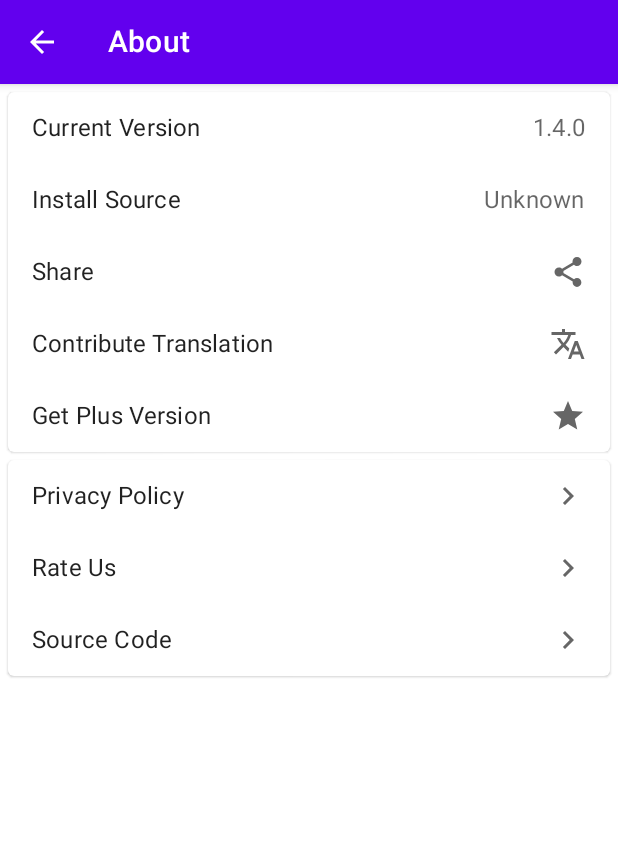
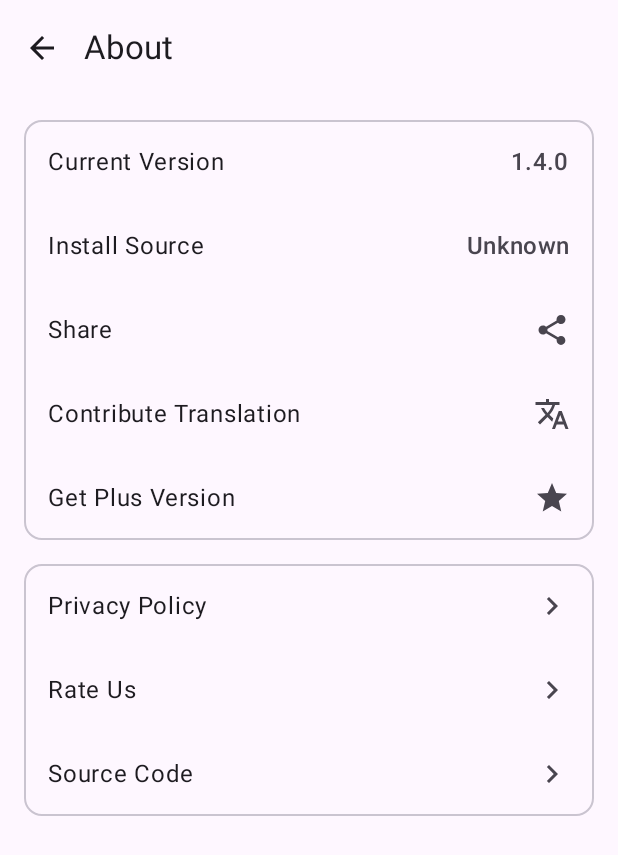
Before and after one commit to BLumia/pineapple-lock-screen, an Android app built with Jetpack Compose: the @Preview function AboutScreenPreview, on a phone screen of 412 x 824 dp. Shown: the top 855 px of the screen. Run offline under Robolectric (Android 15) with nearby library versions, the phone set to English and light mode, and no system bars.

Commit message:
Port to Material 3

```diff
--- a/app/build.gradle
+++ b/app/build.gradle
@@ -99,7 +99,7 @@ android {
 dependencies {
     // Import the Compose BOM
     // BOM to library version mapping: https://developer.android.com/jetpack/compose/bom/bom-mapping
-    def composeBOM = platform('androidx.compose:compose-bom:2024.09.00')
+    def composeBOM = platform('androidx.compose:compose-bom:2024.09.02')
     implementation composeBOM
     androidTestImplementation composeBOM
     // Declare dependencies for the desired Compose libraries without versions
@@ -107,7 +107,7 @@ dependencies {
 
     implementation 'androidx.core:core-ktx:1.13.1'
     implementation "androidx.compose.ui:ui"
-    implementation "androidx.compose.material:material"
+    implementation "androidx.compose.material3:material3"
     implementation "androidx.compose.ui:ui-tooling-preview"
     implementation 'androidx.lifecycle:lifecycle-runtime-ktx:2.8.5'
     implementation 'androidx.activity:activity-compose:1.9.2'
--- a/app/src/main/java/net/blumia/pineapple/lockscreen/ui/about/AboutScreen.kt
+++ b/app/src/main/java/net/blumia/pineapple/lockscreen/ui/about/AboutScreen.kt
@@ -4,7 +4,7 @@ import android.content.Context
 import android.os.Build
 import androidx.compose.foundation.clickable
 import androidx.compose.foundation.layout.*
-import androidx.compose.material.*
+import androidx.compose.material3.*
 import androidx.compose.material.icons.Icons
 import androidx.compose.material.icons.automirrored.filled.ArrowBack
 import androidx.compose.material.icons.automirrored.filled.KeyboardArrowRight
@@ -36,7 +36,7 @@ fun LineItem(
             .clickable { onClicked() }
             .padding(horizontal = 15.dp)
     ) {
-        ProvideTextStyle(MaterialTheme.typography.subtitle1) {
+        ProvideTextStyle(MaterialTheme.typography.titleMedium) {
             Text(
                 modifier = Modifier.align(Alignment.CenterVertically),
                 text = startText,
@@ -52,8 +52,8 @@ fun MutedText(
     modifier: Modifier = Modifier,
     text: String
 ) {
-    CompositionLocalProvider(LocalContentAlpha provides ContentAlpha.medium) {
-        ProvideTextStyle(MaterialTheme.typography.subtitle1) {
+    CompositionLocalProvider(LocalContentColor provides MaterialTheme.colorScheme.onSurfaceVariant) {
+        ProvideTextStyle(MaterialTheme.typography.titleMedium) {
             Text(
                 modifier = modifier,
                 text = text,
@@ -66,7 +66,7 @@ fun MutedText(
 fun MutedIcon(
     imageVector: ImageVector
 ) {
-    CompositionLocalProvider(LocalContentAlpha provides ContentAlpha.medium) {
+    CompositionLocalProvider(LocalContentColor provides MaterialTheme.colorScheme.onSurfaceVariant) {
         Icon(imageVector, null)
     }
 }
@@ -90,7 +90,7 @@ fun getInstallerPackageDisplayName(context: Context): String {
     return "Unknown" // should be a bug
 }
 
-@OptIn(ExperimentalMaterialApi::class)
+@OptIn(ExperimentalMaterial3Api::class)
 @Composable
 fun AboutScreen(
     onBackBtnClicked: () -> Unit = {},
@@ -113,57 +113,57 @@ fun AboutScreen(
             )
         },
     ) { padding ->
-        Column(Modifier.fillMaxWidth().padding(padding)) {
-            Card(
+        Column(
+            Modifier.fillMaxWidth()
+                .padding(padding)
+                .padding(16.dp),
+            verticalArrangement = Arrangement.spacedBy(16.dp),
+        ) {
+            OutlinedCard(
                 modifier = Modifier
-                    .fillMaxWidth()
-                    .padding(start = 5.dp, end = 5.dp, top = 5.dp, bottom = 0.dp),
+                    .fillMaxWidth(),
             ) {
                 Column() {
-                    ListItem(trailing = {
-                        MutedText(text = BuildConfig.VERSION_NAME)
-                    }) {
-                        Text(stringResource(id = R.string.current_version))
-                    }
+                    ListItem(
+                        headlineContent = { Text(stringResource(id = R.string.current_version)) },
+                        trailingContent = { MutedText(text = BuildConfig.VERSION_NAME) }
+                    )
 
-                    ListItem(trailing = {
-                        MutedText(text =
+                    ListItem(
+                        headlineContent = {
+                            Text(stringResource(id = R.string.install_source))
+                        },
+                        trailingContent = { MutedText(text =
                             if (LocalInspectionMode.current) "Preview"
                             else (getInstallerPackageDisplayName(LocalContext.current))
-                        )
-                    }) {
-                        Text(stringResource(id = R.string.install_source))
-                    }
+                        ) }
+                    )
 
                     ListItem(
                         modifier = Modifier.clickable { onShareBtnClicked() },
-                        trailing = { MutedIcon(Icons.Default.Share) },
-                    ) {
-                        Text(stringResource(id = R.string.share))
-                    }
+                        headlineContent = { Text(stringResource(id = R.string.share)) },
+                        trailingContent = { MutedIcon(Icons.Default.Share) },
+                    )
 
                     ListItem(
                         modifier = Modifier.clickable { onContributeTranslationBtnClicked() },
-                        trailing = { MutedIcon(Icons.Default.Translate) },
-                    ) {
-                        Text(stringResource(id = R.string.contribute_translation))
-                    }
+                        headlineContent = { Text(stringResource(id = R.string.contribute_translation)) },
+                        trailingContent = { MutedIcon(Icons.Default.Translate) },
+                    )
 
                     if (BuildConfig.PROMOTE_PLUS_VERSION) {
                         ListItem(
                             modifier = Modifier.clickable { onGetPlusVersionBtnClicked() },
-                            trailing = { MutedIcon(Icons.Default.Star) },
-                        ) {
-                            Text(stringResource(id = R.string.get_plus_version))
-                        }
+                            headlineContent = { Text(stringResource(id = R.string.get_plus_version)) },
+                            trailingContent = { MutedIcon(Icons.Default.Star) },
+                        )
                     }
                 }
             }
 
-            Card(
+            OutlinedCard(
                 modifier = Modifier
-                    .fillMaxWidth()
-                    .padding(5.dp),
+                    .fillMaxWidth(),
             ) {
                 Column() {
 //                    ListItem(
@@ -174,24 +174,21 @@ fun AboutScreen(
 //                    }
                     ListItem(
                         modifier = Modifier.clickable { onPrivacyPolicyBtnClicked() },
-                        trailing = { MutedIcon(Icons.AutoMirrored.Filled.KeyboardArrowRight) },
-                    ) {
-                        Text(stringResource(id = R.string.privacy_policy))
-                    }
+                        headlineContent = { Text(stringResource(id = R.string.privacy_policy)) },
+                        trailingContent = { MutedIcon(Icons.AutoMirrored.Filled.KeyboardArrowRight) },
+                    )
 
                     ListItem(
                         modifier = Modifier.clickable { onRateUsBtnClicked() },
-                        trailing = { MutedIcon(Icons.AutoMirrored.Filled.KeyboardArrowRight) },
-                    ) {
-                        Text(stringResource(id = R.string.rate_us))
-                    }
+                        headlineContent = { Text(stringResource(id = R.string.rate_us)) },
+                        trailingContent = { MutedIcon(Icons.AutoMirrored.Filled.KeyboardArrowRight) },
+                    )
 
                     ListItem(
                         modifier = Modifier.clickable { onSourceCodeBtnClicked() },
-                        trailing = { MutedIcon(Icons.AutoMirrored.Filled.KeyboardArrowRight) },
-                    ) {
-                        Text(stringResource(id = R.string.source_code))
-                    }
+                        headlineContent = { Text(stringResource(id = R.string.source_code)) },
+                        trailingContent = { MutedIcon(Icons.AutoMirrored.Filled.KeyboardArrowRight) },
+                    )
                 }
             }
         }
--- a/app/src/main/java/net/blumia/pineapple/lockscreen/ui/theme/Type.kt
+++ b/app/src/main/java/net/blumia/pineapple/lockscreen/ui/theme/Type.kt
@@ -1,6 +1,6 @@
 package net.blumia.pineapple.lockscreen.ui.theme
 
-import androidx.compose.material.Typography
+import androidx.compose.material3.Typography
 import androidx.compose.ui.text.TextStyle
 import androidx.compose.ui.text.font.FontFamily
 import androidx.compose.ui.text.font.FontWeight
@@ -8,7 +8,7 @@ import androidx.compose.ui.unit.sp
 
 // Set of Material typography styles to start with
 val Typography = Typography(
-    body1 = TextStyle(
+    bodyLarge = TextStyle(
         fontFamily = FontFamily.Default,
         fontWeight = FontWeight.Normal,
         fontSize = 16.sp
```
Also changed, not shown: app/src/main/java/net/blumia/pineapple/lockscreen/MainActivity.kt (+5 -3 lines), app/src/main/java/net/blumia/pineapple/lockscreen/ui/NavGraph.kt (+6 -6 lines), app/src/main/java/net/blumia/pineapple/lockscreen/ui/home/HomeScreen.kt (+17 -14 lines), app/src/main/java/net/blumia/pineapple/lockscreen/ui/settings/SettingsScreen.kt (+25 -29 lines), app/src/main/java/net/blumia/pineapple/lockscreen/ui/theme/Shape.kt (+1 -6 lines), app/src/main/java/net/blumia/pineapple/lockscreen/ui/theme/Theme.kt (+24 -23 lines).
